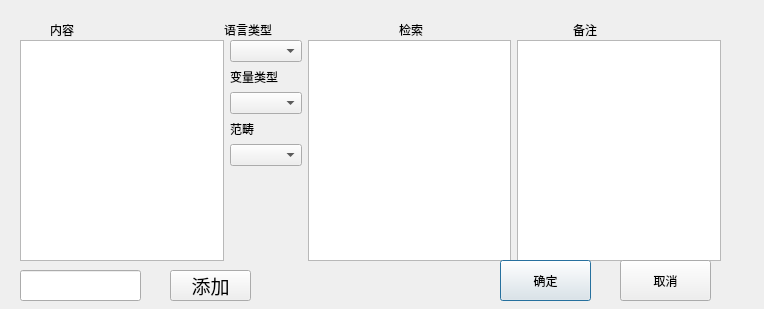
Qt form auto_c_code/PushDbdialog.ui (yjduoduo/auto_c_code) before a commit.
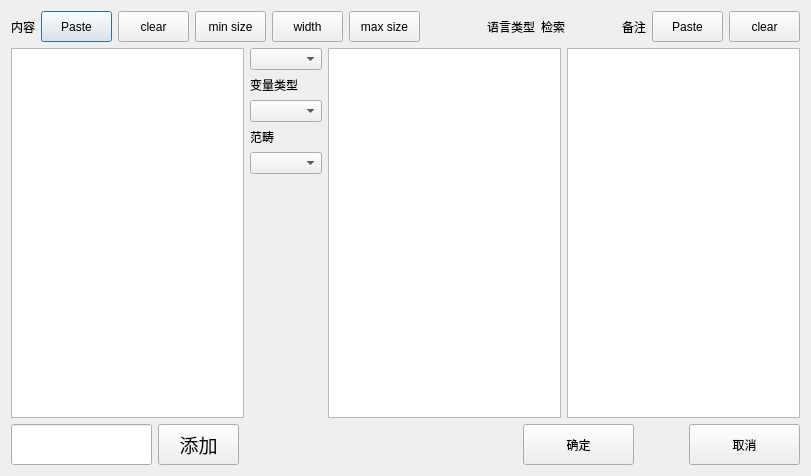
The same form after that commit.

Diff of the .ui file:
```diff
--- a/auto_c_code/PushDbdialog.ui
+++ b/auto_c_code/PushDbdialog.ui
@@ -2,27 +2,28 @@
 <ui version="4.0">
  <class>Dialog</class>
  <widget class="QDialog" name="Dialog">
+  <property name="windowModality">
+   <enum>Qt::NonModal</enum>
+  </property>
+  <property name="enabled">
+   <bool>true</bool>
+  </property>
   <property name="geometry">
    <rect>
     <x>0</x>
     <y>0</y>
-    <width>764</width>
-    <height>309</height>
+    <width>811</width>
+    <height>476</height>
    </rect>
   </property>
   <property name="windowTitle">
    <string>Dialog</string>
   </property>
-  <widget class="QWidget" name="horizontalLayoutWidget">
-   <property name="geometry">
-    <rect>
-     <x>50</x>
-     <y>-10</y>
-     <width>691</width>
-     <height>80</height>
-    </rect>
-   </property>
-   <layout class="QHBoxLayout" name="horizontalLayout">
+  <layout class="QGridLayout" name="gridLayout">
+   <item row="0" column="0">
+    <layout class="QVBoxLayout" name="verticalLayout_2">
+     <item>
+      <layout class="QHBoxLayout" name="horizontalLayout_3">
     <item>
      <widget class="QLabel" name="label">
       <property name="text">
@@ -30,6 +31,84 @@
       </property>
      </widget>
     </item>
+       <item>
+        <widget class="QPushButton" name="pushButton_content_paste">
+         <property name="minimumSize">
+          <size>
+           <width>71</width>
+           <height>31</height>
+          </size>
+         </property>
+         <property name="text">
+          <string>Paste</string>
+         </property>
+        </widget>
+       </item>
+       <item>
+        <widget class="QPushButton" name="pushButton_content_clear">
+         <property name="minimumSize">
+          <size>
+           <width>71</width>
+           <height>31</height>
+          </size>
+         </property>
+         <property name="text">
+          <string>clear</string>
+         </property>
+        </widget>
+       </item>
+       <item>
+        <widget class="QPushButton" name="pushButton_minsize">
+         <property name="minimumSize">
+          <size>
+           <width>71</width>
+           <height>31</height>
+          </size>
+         </property>
+         <property name="text">
+          <string>min size</string>
+         </property>
+        </widget>
+       </item>
+       <item>
+        <widget class="QPushButton" name="pushButton_widthsize">
+         <property name="minimumSize">
+          <size>
+           <width>71</width>
+           <height>31</height>
+          </size>
+         </property>
+         <property name="text">
+          <string>width</string>
+         </property>
+        </widget>
+       </item>
+       <item>
+        <widget class="QPushButton" name="pushButton_maxsize">
+         <property name="minimumSize">
+          <size>
+           <width>71</width>
+           <height>31</height>
+          </size>
+         </property>
+         <property name="text">
+          <string>max size</string>
+         </property>
+        </widget>
+       </item>
+       <item>
+        <spacer name="horizontalSpacer_3">
+         <property name="orientation">
+          <enum>Qt::Horizontal</enum>
+         </property>
+         <property name="sizeHint" stdset="0">
+          <size>
+           <width>178</width>
+           <height>20</height>
+          </size>
+         </property>
+        </spacer>
+       </item>
     <item>
      <widget class="QLabel" name="label_2">
       <property name="text">
@@ -37,6 +116,19 @@
       </property>
      </widget>
     </item>
+       <item>
+        <spacer name="horizontalSpacer_4">
+         <property name="orientation">
+          <enum>Qt::Horizontal</enum>
+         </property>
+         <property name="sizeHint" stdset="0">
+          <size>
+           <width>48</width>
+           <height>20</height>
+          </size>
+         </property>
+        </spacer>
+       </item>
     <item>
      <widget class="QLabel" name="label_3">
       <property name="text">
@@ -45,23 +137,58 @@
      </widget>
     </item>
     <item>
+        <spacer name="horizontalSpacer_5">
+         <property name="orientation">
+          <enum>Qt::Horizontal</enum>
+         </property>
+         <property name="sizeHint" stdset="0">
+          <size>
+           <width>168</width>
+           <height>20</height>
+          </size>
+         </property>
+        </spacer>
+       </item>
+       <item>
+        <layout class="QHBoxLayout" name="horizontalLayout">
+         <item>
      <widget class="QLabel" name="label_4">
       <property name="text">
        <string>备注</string>
       </property>
      </widget>
     </item>
-   </layout>
-  </widget>
-  <widget class="QWidget" name="horizontalLayoutWidget_2">
-   <property name="geometry">
-    <rect>
-     <x>20</x>
-     <y>40</y>
-     <width>701</width>
-     <height>221</height>
-    </rect>
-   </property>
+         <item>
+          <widget class="QPushButton" name="pushButton_note">
+           <property name="minimumSize">
+            <size>
+             <width>71</width>
+             <height>31</height>
+            </size>
+           </property>
+           <property name="text">
+            <string>Paste</string>
+           </property>
+          </widget>
+         </item>
+         <item>
+          <widget class="QPushButton" name="pushButton_note_clear">
+           <property name="minimumSize">
+            <size>
+             <width>71</width>
+             <height>31</height>
+            </size>
+           </property>
+           <property name="text">
+            <string>clear</string>
+           </property>
+          </widget>
+         </item>
+        </layout>
+       </item>
+      </layout>
+     </item>
+     <item>
    <layout class="QHBoxLayout" name="horizontalLayout_2">
     <item>
      <widget class="QTextEdit" name="content_textEdit_dia"/>
@@ -113,41 +240,40 @@
      <widget class="QTextEdit" name="note_textEdit_dia"/>
     </item>
    </layout>
-  </widget>
-  <widget class="QPushButton" name="ok_btn_dia">
-   <property name="geometry">
-    <rect>
-     <x>500</x>
-     <y>260</y>
-     <width>91</width>
+     </item>
+     <item>
+      <layout class="QHBoxLayout" name="horizontalLayout_6">
+       <item>
+        <layout class="QHBoxLayout" name="horizontalLayout_5">
+         <item>
+          <widget class="QLineEdit" name="lineEdit_add_aspect">
+           <property name="minimumSize">
+            <size>
+             <width>141</width>
      <height>41</height>
-    </rect>
-   </property>
-   <property name="text">
-    <string>确定</string>
-   </property>
-  </widget>
-  <widget class="QPushButton" name="cancel_btn_dia">
-   <property name="geometry">
-    <rect>
-     <x>620</x>
-     <y>260</y>
-     <width>91</width>
+            </size>
+           </property>
+           <property name="maximumSize">
+            <size>
+             <width>141</width>
      <height>41</height>
-    </rect>
-   </property>
-   <property name="text">
-    <string>取消</string>
-   </property>
-  </widget>
+            </size>
+           </property>
+          </widget>
+         </item>
+         <item>
   <widget class="QPushButton" name="pushButton_add">
-   <property name="geometry">
-    <rect>
-     <x>170</x>
-     <y>270</y>
+           <property name="minimumSize">
+            <size>
      <width>81</width>
-     <height>31</height>
-    </rect>
+             <height>41</height>
+            </size>
+           </property>
+           <property name="maximumSize">
+            <size>
+             <width>81</width>
+             <height>41</height>
+            </size>
    </property>
    <property name="font">
     <font>
@@ -159,16 +285,71 @@
     <string>添加</string>
    </property>
   </widget>
-  <widget class="QLineEdit" name="lineEdit_add_aspect">
-   <property name="geometry">
-    <rect>
-     <x>20</x>
-     <y>270</y>
-     <width>121</width>
-     <height>31</height>
-    </rect>
-   </property>
-  </widget>
+         </item>
+        </layout>
+       </item>
+       <item>
+        <spacer name="horizontalSpacer_2">
+         <property name="orientation">
+          <enum>Qt::Horizontal</enum>
+         </property>
+         <property name="sizeHint" stdset="0">
+          <size>
+           <width>118</width>
+           <height>20</height>
+          </size>
+         </property>
+        </spacer>
+       </item>
+       <item>
+        <layout class="QHBoxLayout" name="horizontalLayout_4">
+         <item>
+          <widget class="QPushButton" name="ok_btn_dia">
+           <property name="minimumSize">
+            <size>
+             <width>111</width>
+             <height>41</height>
+            </size>
+           </property>
+           <property name="text">
+            <string>确定</string>
+           </property>
+          </widget>
+         </item>
+         <item>
+          <spacer name="horizontalSpacer">
+           <property name="orientation">
+            <enum>Qt::Horizontal</enum>
+           </property>
+           <property name="sizeHint" stdset="0">
+            <size>
+             <width>48</width>
+             <height>20</height>
+            </size>
+           </property>
+          </spacer>
+         </item>
+         <item>
+          <widget class="QPushButton" name="cancel_btn_dia">
+           <property name="minimumSize">
+            <size>
+             <width>111</width>
+             <height>41</height>
+            </size>
+           </property>
+           <property name="text">
+            <string>取消</string>
+           </property>
+          </widget>
+         </item>
+        </layout>
+       </item>
+      </layout>
+     </item>
+    </layout>
+   </item>
+  </layout>
+  <zorder></zorder>
  </widget>
  <resources/>
  <connections/>
```
Lines whose indentation alone changed are shown as unchanged.
